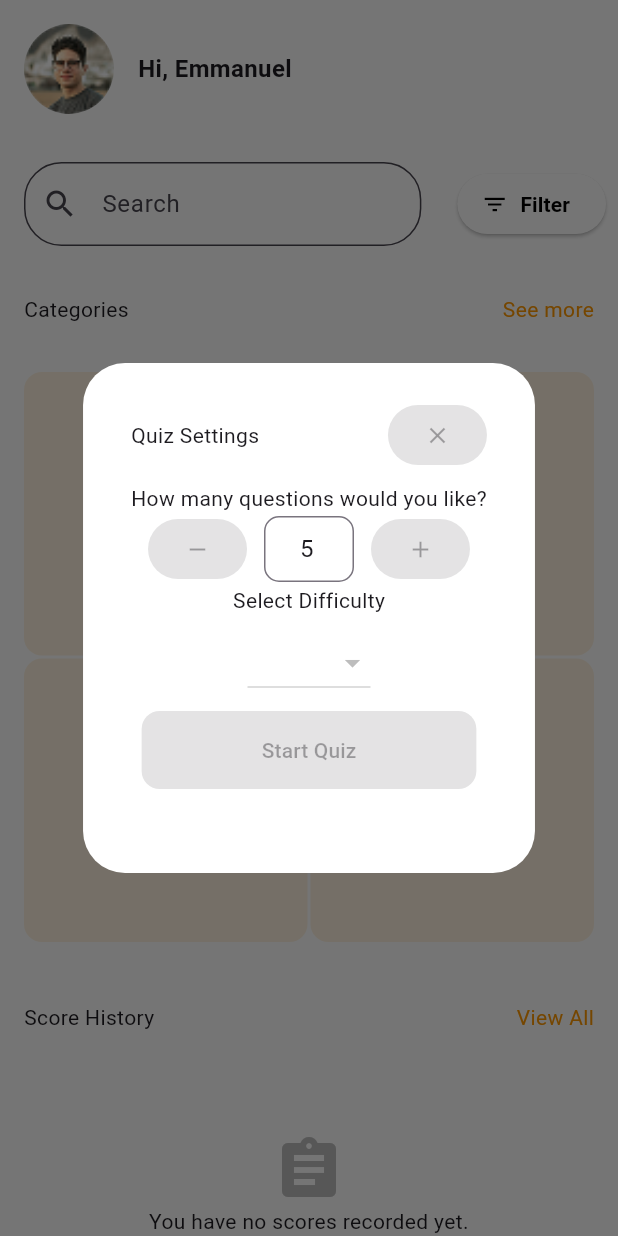
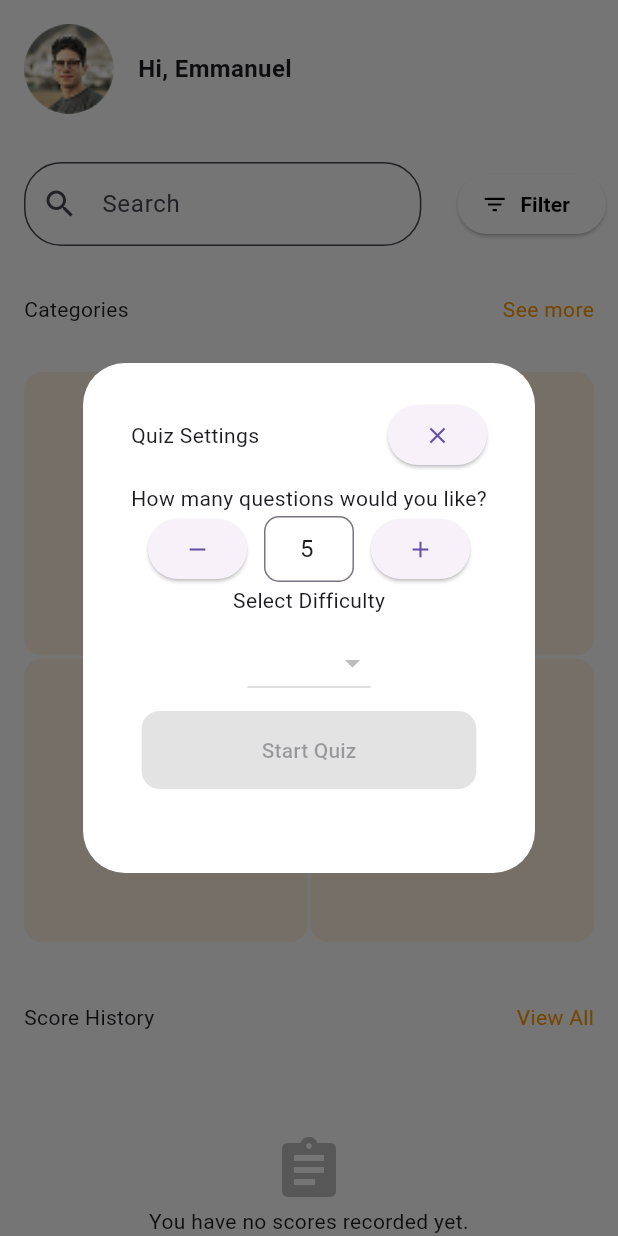
Before and after one commit to chrisaydat/FMDT-Quiz-App, a Flutter app: the HomeScreen screen opened by its route, after a tap on "Mathematics", on a phone screen of 412 x 824 dp. Run offline on Flutter 3.47's test engine with Material 3 defaults, Android fonts, the phone set to English and light mode, and no system bars.

```diff
--- a/lib/screens/home_screen.dart
+++ b/lib/screens/home_screen.dart
@@ -7,7 +7,8 @@ class HomeScreen extends StatelessWidget {
   Widget build(BuildContext context) {
     return Scaffold(
       backgroundColor: const Color(0xFFFFFFFF),
-      body: SafeArea(
+      body: SingleChildScrollView(
+        child: SafeArea(
           child: Column(
             children: [
               Row(
@@ -135,6 +136,7 @@ class HomeScreen extends StatelessWidget {
             ],
           ),
         ),
+      ),
     );
   }
 }
@@ -172,9 +174,50 @@ class _CategoryCard extends StatelessWidget {
   }
 }
 
-class QuizSettingsDialog extends StatelessWidget {
+class QuizSettingsDialog extends StatefulWidget {
   final String category;
   const QuizSettingsDialog({required this.category, super.key});
+
+  @override
+  State<QuizSettingsDialog> createState() => _QuizSettingsDialogState();
+}
+
+class _QuizSettingsDialogState extends State<QuizSettingsDialog> {
+  int _count = 5;
+  late final TextEditingController _countControl;
+
+  @override
+  void initState() {
+    super.initState();
+    _countControl = TextEditingController(text: '$_count');
+  }
+
+  @override
+  void dispose() {
+    _countControl.dispose();
+    super.dispose();
+  }
+
+  void _setCount(int value) {
+    final clamped = value.clamp(1, 99);
+    setState(() {
+      _count = clamped;
+      _countControl.text = '$_count';
+      _countControl.selection = TextSelection.fromPosition(
+        TextPosition(offset: _countControl.text.length),
+      );
+    });
+  }
+
+  void _increment() => _setCount(_count + 1);
+  void _decrement() => _setCount(_count - 1);
+
+  void _syncFromText(String value) {
+    if (value.isEmpty) return;
+    final n = int.tryParse(value);
+    if (n == null) return;
+    _setCount(n);
+  }
 
   @override
   Widget build(BuildContext context) {
@@ -192,7 +235,7 @@ class QuizSettingsDialog extends StatelessWidget {
                 children: [
                   Text("Quiz Settings"),
                   ElevatedButton.icon(
-                    onPressed: null,
+                    onPressed: () => Navigator.pop(context),
                     label: Icon(Icons.close),
                   ),
                 ],
@@ -202,11 +245,14 @@ class QuizSettingsDialog extends StatelessWidget {
               Row(
                 mainAxisAlignment: MainAxisAlignment.spaceEvenly,
                 children: [
-                  ElevatedButton(onPressed: null, child: Icon(Icons.remove)),
+                  ElevatedButton(
+                    onPressed: _decrement,
+                    child: Icon(Icons.remove),
+                  ),
                   SizedBox(
                     width: 60,
                     child: TextField(
-                      controller: TextEditingController(text: "5"),
+                      controller: _countControl,
                       textAlign: TextAlign.center,
                       keyboardType: TextInputType.number,
                       decoration: InputDecoration(
@@ -220,7 +266,7 @@ class QuizSettingsDialog extends StatelessWidget {
                       ),
                     ),
                   ),
-                  ElevatedButton(onPressed: null, child: Icon(Icons.add)),
+                  ElevatedButton(onPressed: _increment, child: Icon(Icons.add)),
                 ],
               ),
               Text("Select Difficulty"),
@@ -239,7 +285,6 @@ class QuizSettingsDialog extends StatelessWidget {
               SizedBox(height: 8),
               ElevatedButton(
                 onPressed: null,
-                child: Text("Start Quiz"),
                 style: ElevatedButton.styleFrom(
                   backgroundColor: Colors.orangeAccent,
                   foregroundColor: Colors.white,
@@ -248,6 +293,7 @@ class QuizSettingsDialog extends StatelessWidget {
                     borderRadius: BorderRadius.circular(12),
                   ),
                 ),
+                child: Text("Start Quiz"),
               ),
             ],
           ),
```
Lines whose indentation alone changed are shown as unchanged.
